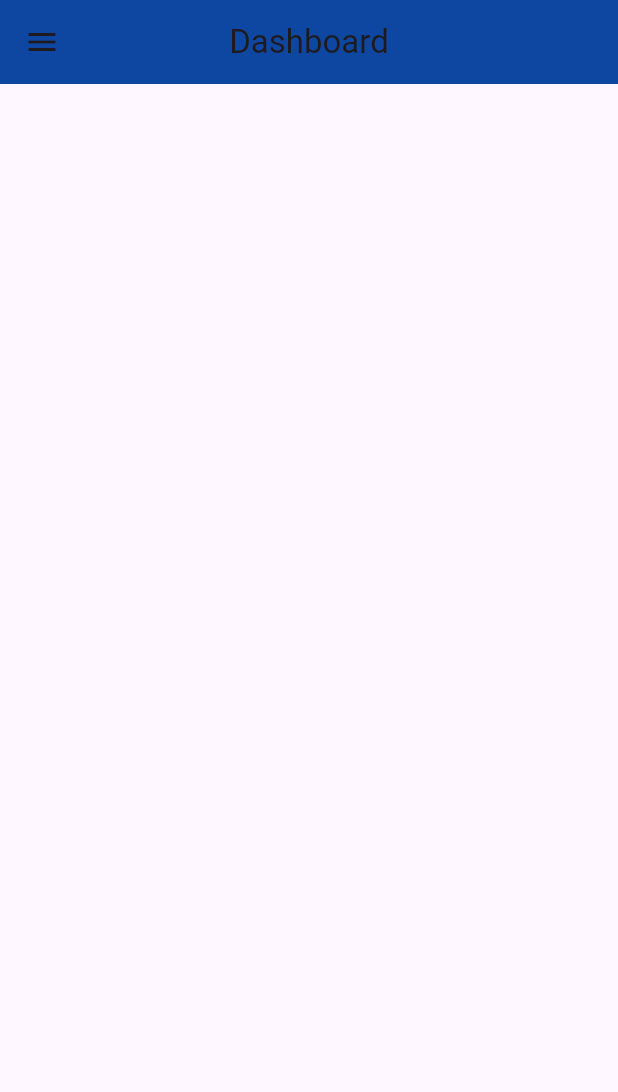
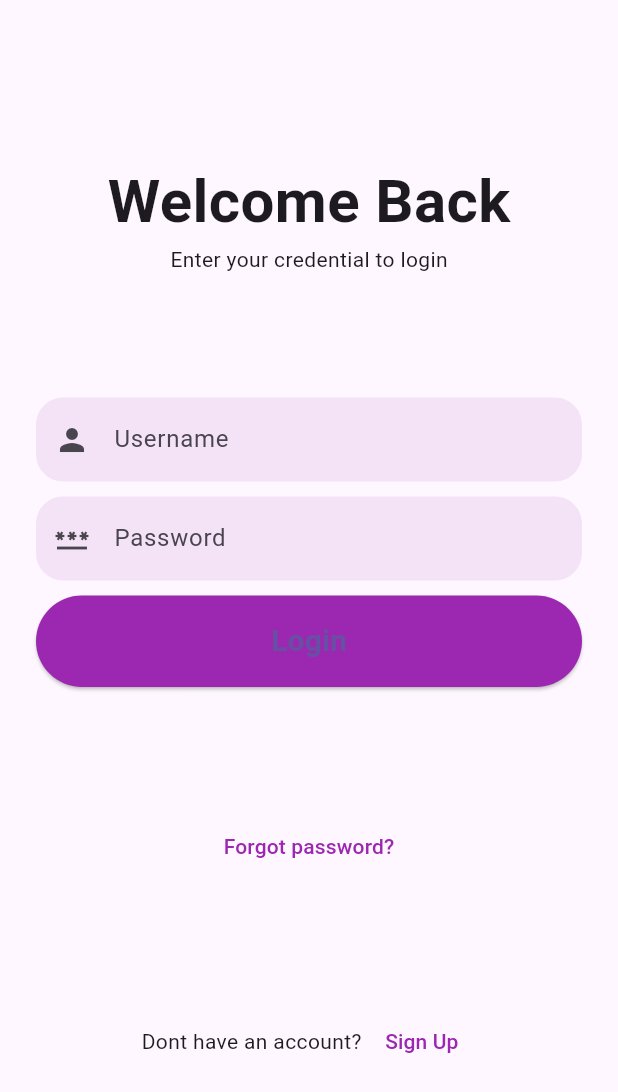
Before and after one commit to azeemmotiwala/EDL-app, a Flutter app: the screen it shows after launch, after a tap on "Login", on a phone screen of 412 x 824 dp. Shown: the top 1092 px of the screen. Run offline on Flutter 3.47's test engine with Material 3 defaults, Android fonts, the phone set to English and light mode, and no system bars; network calls fail.

Commit message:
Modifed login page and added a new signup page

```diff
--- a/lib/login.dart
+++ b/lib/login.dart
@@ -1,108 +1,109 @@
 import 'package:flutter/material.dart';
 
-
-class Login extends StatefulWidget {
-
-  @override
-  State<Login> createState() => _LoginState();
-}
-
-class _LoginState extends State<Login> {
+class LoginPage extends StatelessWidget {
+  const LoginPage({super.key});
 
   @override
   Widget build(BuildContext context) {
-    return Scaffold(
-      appBar: AppBar(
-        centerTitle: true,
-        title: Text("Login Page"),
-        backgroundColor: Colors.blue[900],
-        elevation: 0.0,
-      ),
-      body: Column(children: [
-        Center(
-          child: Container(
-            height: 150,
-            width: 190,
-            padding: EdgeInsets.fromLTRB(0, 40, 0, 0),
-            decoration: BoxDecoration(
-              borderRadius: BorderRadius.circular(200),
-              // color: Colors.red,
-            ),
-            child: Center(
-              child: Image.asset('assets/WEL-logo.png')
-            )
+    return MaterialApp(
+      debugShowCheckedModeBanner: false,
+      home: Scaffold(
+        body: Container(
+          margin: const EdgeInsets.all(24),
+          child: Column(
+            mainAxisAlignment: MainAxisAlignment.spaceEvenly,
+            children: [
+              _header(context),
+              _inputField(context),
+              _forgotPassword(context),
+              _signup(context),
+            ],
           ),
         ),
-        Padding(
-          padding: EdgeInsets.all(20),
-          child: TextField(
-            decoration: InputDecoration(
-              border: OutlineInputBorder(),
-              labelText: 'User Name',
-              hintText: 'Enter Valid Email ID as abc@gmail.com',
-              labelStyle: TextStyle(
-                fontSize: 20.0,
-                fontWeight: FontWeight.bold,
-              )
-            ),
-          )
-        ),
-                Padding(
-          padding: EdgeInsets.all(20),
-          child: TextField(
-            decoration: InputDecoration(
-              border: OutlineInputBorder(),
-              labelText: 'LDAP ID',
-              // hintText: 'Enter Valid Email ID as abc@gmail.com',
-              labelStyle: TextStyle(
-                fontSize: 20.0,
-                fontWeight: FontWeight.bold,
-              )
-            ),
-          )
-        ),
-        Padding(
-          padding: EdgeInsets.all(20),
-          child: TextField(
-            obscureText: true,
-            decoration: InputDecoration(
-              border: OutlineInputBorder(),
-              labelText: 'Password',
-              hintText: 'Enter your secure password',
-              labelStyle: TextStyle(
-                fontSize: 20.0,
-                fontWeight: FontWeight.bold,
-              )
-            ),
-          )
-        ),
-        TextButton(
-          onPressed:(){},
-          child: Text(
-            "Forgot Password?",
-            style: TextStyle(
-              color: Colors.blue[900],
-              fontSize: 15.0,
-            ),
-          )
-        ),
-        Container(
-          height: 50,
-          width: 250,
-          decoration: BoxDecoration(
-              color: Colors.blue, borderRadius: BorderRadius.circular(20)),
-          child: TextButton(
-            onPressed: () {
-              Navigator.pushReplacementNamed(context, '/home');
-            },
-            child: Text(
-              'Login',
-              style: TextStyle(color: Colors.white, fontSize: 25),
-            ),
-          ),
-        ),
-      ],
       ),
     );
   }
+
+  _header(context) {
+    return const Column(
+      children: [
+        Text(
+          "Welcome Back",
+          style: TextStyle(fontSize: 40, fontWeight: FontWeight.bold),
+        ),
+        Text("Enter your credential to login"),
+      ],
+    );
+  }
+
+  _inputField(context) {
+    return Column(
+      crossAxisAlignment: CrossAxisAlignment.stretch,
+      children: [
+        TextField(
+          decoration: InputDecoration(
+              hintText: "Username",
+              border: OutlineInputBorder(
+                  borderRadius: BorderRadius.circular(18),
+                  borderSide: BorderSide.none
+              ),
+              fillColor: Colors.purple.withOpacity(0.1),
+              filled: true,
+              prefixIcon: const Icon(Icons.person)),
+        ),
+        const SizedBox(height: 10),
+        TextField(
+          decoration: InputDecoration(
+            hintText: "Password",
+            border: OutlineInputBorder(
+                borderRadius: BorderRadius.circular(18),
+                borderSide: BorderSide.none),
+            fillColor: Colors.purple.withOpacity(0.1),
+            filled: true,
+            prefixIcon: const Icon(Icons.password),
+          ),
+          obscureText: true,
+        ),
+        const SizedBox(height: 10),
+        ElevatedButton(
+          onPressed: () {
+          },
+          style: ElevatedButton.styleFrom(
+            shape: const StadiumBorder(),
+            padding: const EdgeInsets.symmetric(vertical: 16),
+            backgroundColor: Colors.purple,
+          ),
+          child: const Text(
+            "Login",
+            style: TextStyle(fontSize: 20, fontWeight: FontWeight.bold),
+
+          ),
+        )
+      ],
+    );
+  }
+
+  _forgotPassword(context) {
+    return TextButton(
+      onPressed: () {},
+      child: const Text("Forgot password?",
+        style: TextStyle(color: Colors.purple),
+      ),
+    );
+  }
+
+  _signup(context) {
+    return Row(
+      mainAxisAlignment: MainAxisAlignment.center,
+      children: [
+        const Text("Dont have an account? "),
+        TextButton(
+            onPressed: () {
+              Navigator.pushNamed(context, '/signup');
+            },
+            child: const Text("Sign Up", style: TextStyle(color: Colors.purple),)
+        )
+      ],
+    );
+  }
 }
--- a/lib/main.dart
+++ b/lib/main.dart
@@ -1,3 +1,4 @@
+import 'package:edl_app/signup.dart';
 import 'package:flutter/material.dart';
 import 'package:edl_app/home.dart';
 // import 'package:edl_app/loading.dart';
@@ -12,8 +13,9 @@
     initialRoute: '/login',
     routes: {
       // '/': (context) => Loading(),
+      '/signup': (context) => SignupPage(),
       '/home': (context) => Home(),
-      '/login': (context) => Login(),
+      '/login': (context) => LoginPage(),
     },
   ));
   // minor change
```
Also changed, not shown: lib/signup.dart (added, +181 -0 lines).
